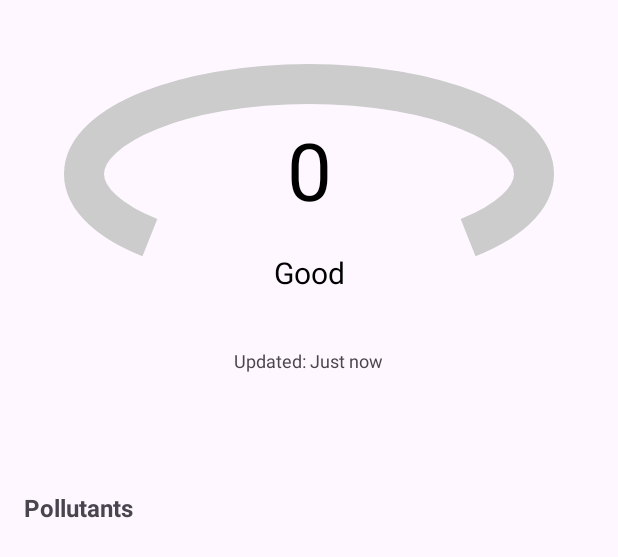
After one commit to Punvireakroth/AirAdvise, an Android app: the layout layout_air_quality_detail.xml on its own in the app's theme, with its tools: preview values and no code run, on a phone screen of 412 x 824 dp. The commit adds this screen. Shown: the top 557 px of the screen. Run offline under Robolectric (Android 15) with nearby library versions, the phone set to English and light mode, and no system bars.

Commit message:
🎨 Air quality UI components

```diff
--- /dev/null
+++ b/app/src/main/java/com/example/airadvise/views/AQIGaugeView.kt
@@ -0,0 +1,83 @@
+package com.example.airadvise.views
+
+import android.content.Context
+import android.graphics.Canvas
+import android.graphics.Paint
+import android.graphics.RectF
+import android.util.AttributeSet
+import android.view.View
+import androidx.core.content.ContextCompat
+import com.example.airadvise.R
+import com.example.airadvise.utils.AQIUtils
+import java.util.jar.Attributes
+
+class AQIGaugeView @JvmOverloads constructor(
+    context: Context,
+    attrs: AttributeSet? = null,
+    defStyleAttr: Int = 0,
+) : View(context, attrs, defStyleAttr){
+    private var aqiValue: Int = 0
+    private val arcPaint = Paint(Paint.ANTI_ALIAS_FLAG)
+    private val backgroundArcPaint = Paint(Paint.ANTI_ALIAS_FLAG)
+    private val textPaint = Paint(Paint.ANTI_ALIAS_FLAG)
+    private val labelPaint = Paint(Paint.ANTI_ALIAS_FLAG)
+    private val arcRect = RectF()
+
+    init {
+        arcPaint.style = Paint.Style.STROKE
+        arcPaint.strokeWidth = 40f
+
+        backgroundArcPaint.style = Paint.Style.STROKE
+        backgroundArcPaint.strokeWidth = 40f
+        backgroundArcPaint.color = ContextCompat.getColor(context, R.color.gray_light)
+
+        textPaint.textSize = 80f
+        textPaint.textAlign = Paint.Align.CENTER
+
+        labelPaint.textSize = 30f
+        labelPaint.textAlign = Paint.Align.CENTER
+    }
+
+    fun setAQI(aqi: Int) {
+        aqiValue = aqi
+        arcPaint.color = AQIUtils.getAQIColor(context, aqi)
+        textPaint.color = AQIUtils.getAQIColor(context, aqi)
+        invalidate()
+    }
+
+    override fun onDraw(canvas: Canvas) {
+        super.onDraw(canvas)
+
+        val width = width.toFloat()
+        val height = height.toFloat()
+        val padding = 60f
+
+        // Draw background arc
+        arcRect.set(padding, padding, width - padding, height - padding)
+        canvas.drawArc(arcRect, 135f, 270f, false, backgroundArcPaint)
+
+        // Calculate progress
+        val maxAqi = 500f // Max AQI value
+        val progress = (aqiValue / maxAqi).coerceAtMost(1f)
+        val sweepAngle = 270f * progress
+
+        // Draw progress arc
+        canvas.drawArc(arcRect, 135f, sweepAngle, false, arcPaint)
+
+        // Draw AQI value text
+        canvas.drawText(
+            aqiValue.toString(),
+            width / 2,
+            height / 2 + textPaint.textSize / 3,
+            textPaint
+        )
+
+        // Draw AQI category text
+        canvas.drawText(
+            AQIUtils.getAQICategory(context, aqiValue),
+            width / 2,
+            height / 2 + textPaint.textSize + labelPaint.textSize,
+            labelPaint
+        )
+    }
+}
--- /dev/null
+++ b/app/src/main/res/layout/layout_air_quality_detail.xml
@@ -0,0 +1,50 @@
+<?xml version="1.0" encoding="utf-8"?>
+<LinearLayout xmlns:android="http://schemas.android.com/apk/res/android"
+    android:layout_width="match_parent"
+    android:layout_height="wrap_content"
+    android:orientation="vertical"
+    android:padding="16dp">
+
+    <com.example.airadvise.views.AQIGaugeView
+        android:id="@+id/aqiGaugeView"
+        android:layout_width="match_parent"
+        android:layout_height="200dp"
+        android:layout_marginBottom="16dp"/>
+
+    <TextView
+        android:id="@+id/tvUpdatedTime"
+        android:layout_width="wrap_content"
+        android:layout_height="wrap_content"
+        android:layout_gravity="center_horizontal"
+        android:text="@string/updated_time_placeholder"
+        android:textSize="12sp"
+        android:layout_marginBottom="16dp"/>
+
+    <TextView
+        android:id="@+id/tvHealthImplications"
+        android:layout_width="match_parent"
+        android:layout_height="wrap_content"
+        android:layout_marginBottom="8dp"
+        android:textSize="14sp"/>
+
+    <TextView
+        android:id="@+id/tvPrecautions"
+        android:layout_width="match_parent"
+        android:layout_height="wrap_content"
+        android:layout_marginBottom="16dp"
+        android:textSize="14sp"
+        android:textStyle="italic"/>
+
+    <TextView
+        android:layout_width="match_parent"
+        android:layout_height="wrap_content"
+        android:text="@string/pollutants"
+        android:textSize="16sp"
+        android:textStyle="bold"
+        android:layout_marginBottom="8dp"/>
+
+    <androidx.recyclerview.widget.RecyclerView
+        android:id="@+id/rvPollutants"
+        android:layout_width="match_parent"
+        android:layout_height="wrap_content"/>
+</LinearLayout>
--- a/app/src/main/res/values/colors.xml
+++ b/app/src/main/res/values/colors.xml
@@ -10,7 +10,7 @@
     <color name="aqi_unhealthy">#FF0000</color>
     <color name="aqi_very_unhealthy">#8F3F97</color>
     <color name="aqi_hazardous">#7E0023</color>
-
+    <color name="gray_light">#CCCCCC</color>
     // App colours
     <color name="colorPrimary">#7E0023</color>
 </resources>
--- a/app/src/main/res/values/strings.xml
+++ b/app/src/main/res/values/strings.xml
@@ -58,4 +58,46 @@
 
     <!-- Location permission -->
     <string name="location_permission_required">Location permission is needed for air quality data</string>
+
+    <!-- AQI Categories -->
+    <string name="aqi_good">Good</string>
+    <string name="aqi_moderate">Moderate</string>
+    <string name="aqi_unhealthy_sensitive">Unhealthy for Sensitive Groups</string>
+    <string name="aqi_unhealthy">Unhealthy</string>
+    <string name="aqi_very_unhealthy">Very Unhealthy</string>
+    <string name="aqi_hazardous">Hazardous</string>
+
+    <!-- AQI Health Implications -->
+    <string name="aqi_good_implications">Air quality is considered satisfactory, and air pollution poses little or no risk.</string>
+    <string name="aqi_moderate_implications">Air quality is acceptable; however, for some pollutants, there may be moderate health concern for a small number of people.</string>
+    <string name="aqi_unhealthy_sensitive_implications">Members of sensitive groups may experience health effects. The general public is not likely to be affected.</string>
+    <string name="aqi_unhealthy_implications">Everyone may begin to experience health effects; members of sensitive groups may experience more serious health effects.</string>
+    <string name="aqi_very_unhealthy_implications">Health warnings of emergency conditions. The entire population is more likely to be affected.</string>
+    <string name="aqi_hazardous_implications">Health alert: everyone may experience more serious health effects.</string>
+
+    <!-- AQI Precautions -->
+    <string name="aqi_good_precautions">It\'s a great day to be active outside.</string>
+    <string name="aqi_moderate_precautions">Unusually sensitive people should consider reducing prolonged or heavy outdoor exertion.</string>
+    <string name="aqi_unhealthy_sensitive_precautions">People with heart or lung disease, older adults, and children should reduce prolonged or heavy exertion.</string>
+    <string name="aqi_unhealthy_precautions">People with heart or lung disease, older adults, and children should avoid prolonged or heavy exertion. Everyone else should reduce prolonged or heavy exertion.</string>
+    <string name="aqi_very_unhealthy_precautions">People with heart or lung disease, older adults, and children should avoid all physical activity outdoors. Everyone else should avoid prolonged or heavy exertion.</string>
+    <string name="aqi_hazardous_precautions">Everyone should avoid all physical activity outdoors.</string>
+
+    <!-- Layout air quality details -->
+    <string name="updated_time_placeholder">Updated: Just now</string>
+    <string name="pollutants">Pollutants</string>
+
+    <!-- Dialog pollutant details -->
+    <string name="description">Description</string>
+    <string name="health_impact">Health Impact</string>
+
+    <!-- Pollutant Health Impacts -->
+    <string name="pm25_health_impact">Fine particulate matter (PM2.5) can penetrate deep into the lungs and bloodstream, causing respiratory and cardiovascular disease. It can worsen asthma and increase the risk of heart attacks.</string>
+    <string name="pm10_health_impact">Coarse particulate matter (PM10) can irritate airways, aggravate asthma, and contribute to bronchitis and other lung diseases.</string>
+    <string name="o3_health_impact">Ozone (O₃) can trigger inflammation of airways, reduce lung function, and worsen asthma. Prolonged exposure can lead to permanent lung damage.</string>
+    <string name="no2_health_impact">Nitrogen dioxide (NO₂) irritates the respiratory system, reduces lung function, and may contribute to asthma development and respiratory infections.</string>
+    <string name="so2_health_impact">Sulfur dioxide (SO₂) irritates airways, aggravates asthma, and makes breathing difficult. It may worsen existing heart and lung diseases.</string>
+    <string name="co_health_impact">Carbon monoxide (CO) reduces the blood\'s oxygen-carrying capacity, leading to headaches, dizziness, confusion, and at high concentrations, death.</string>
+    <string name="general_pollutant_impact">This pollutant can affect respiratory and cardiovascular health, especially in sensitive individuals.</string>
+
 </resources>
```
Also changed, not shown: app/src/main/java/com/example/airadvise/adapters/PollutantAdapter.kt (added, +59 -0 lines), app/src/main/java/com/example/airadvise/models/AirQualityData.kt (+97 -1 lines), app/src/main/java/com/example/airadvise/models/Pollutant.kt (added, +10 -0 lines), app/src/main/java/com/example/airadvise/utils/AQIUtils.kt (added, +67 -0 lines), app/src/main/res/layout/dialog_pollutant_details.xml (added, +56 -0 lines), app/src/main/res/layout/item_pollutant.xml (added, +51 -0 lines).
